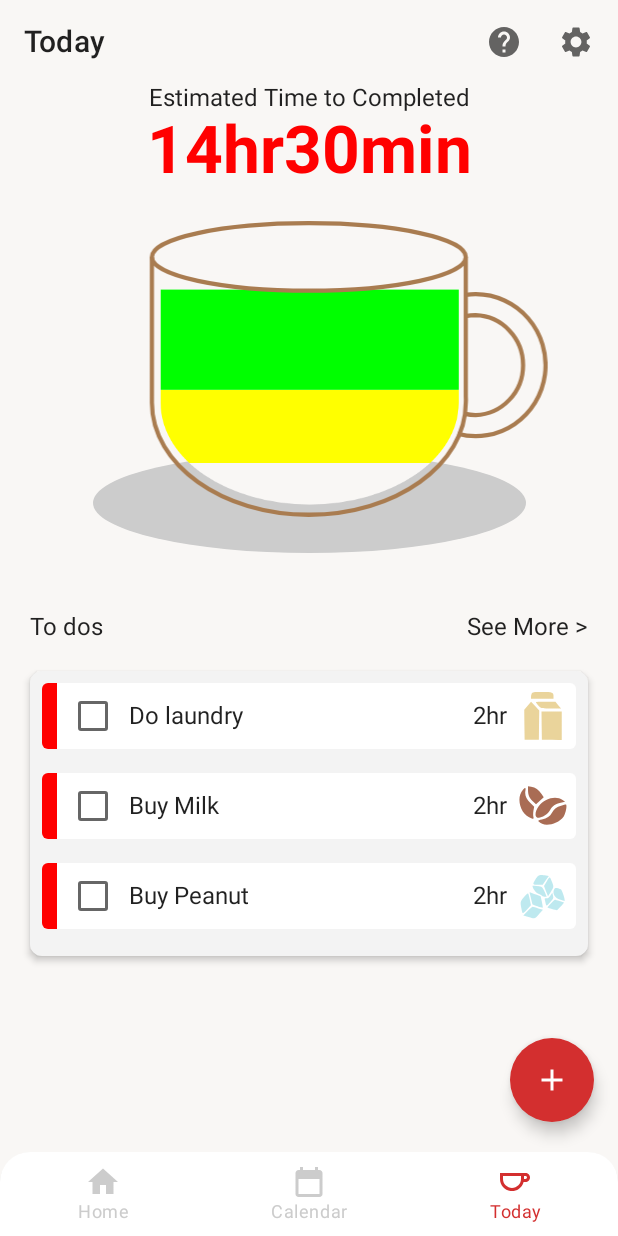
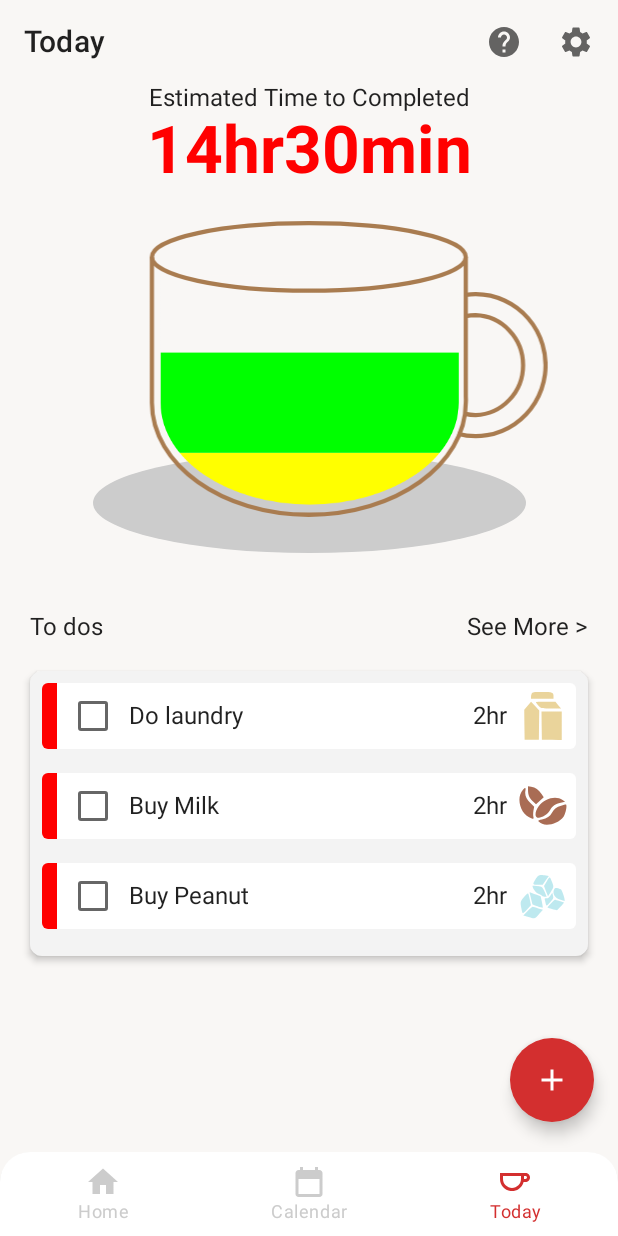
Before and after one commit to jojoclt/Lifeline, an Android app built with Jetpack Compose: the TodayScreen screen opened through its navigation route, on a phone screen of 412 x 824 dp. Run offline under Robolectric (Android 15) with nearby library versions, the phone set to English and light mode, and no system bars; our stand-ins replace Dagger/Hilt's generated code, Room's generated code, accompanist.

Commit message:
FIX cupTodoError

```diff
--- a/app/src/main/java/com/example/lifeline/presentation/today/composables/CanvasCup.kt
+++ b/app/src/main/java/com/example/lifeline/presentation/today/composables/CanvasCup.kt
@@ -2,7 +2,6 @@ package com.example.lifeline.presentation.today.composables
 
 import androidx.compose.foundation.Canvas
 import androidx.compose.foundation.layout.aspectRatio
-import androidx.compose.foundation.layout.fillMaxSize
 import androidx.compose.foundation.layout.fillMaxWidth
 import androidx.compose.foundation.layout.padding
 import androidx.compose.runtime.Composable
@@ -11,7 +10,6 @@ import androidx.compose.ui.geometry.Offset
 import androidx.compose.ui.geometry.Size
 import androidx.compose.ui.graphics.BlendMode
 import androidx.compose.ui.graphics.Color
-import androidx.compose.ui.graphics.Color.Companion.Yellow
 import androidx.compose.ui.graphics.ColorFilter
 import androidx.compose.ui.graphics.drawscope.DrawScope
 import androidx.compose.ui.graphics.drawscope.scale
@@ -60,10 +58,10 @@ fun CupCanvas(scale: Float) {
                     block = { draw(size, colorFilter = ColorFilter.tint(color = PrimaryColor)) })
             }
             // espressoHeight and milkHeight are both dummy variables
-            val espressoHeight: Float = ((size.height - 90f) * 0.1f) * 3f
+            val espressoHeight: Float = ((size.height) * 0.1f) * 3f
             // offset value is returned as a way to calculate where the milk will start
             // 90f is the magic value because size.height includes the saucer so need to subtract it to get cupsize
-            val offset = drawLiquid(Color.Yellow, y = size.height - 90f, height = espressoHeight)
+            val offset = drawLiquid(Color.Yellow, y = size.height, height = espressoHeight)
             val milkHeight = (size.height * 0.1f) * 3f
             drawLiquid(Color.Green, y = offset, height = milkHeight)
             restoreToCount(checkPoint)
```
